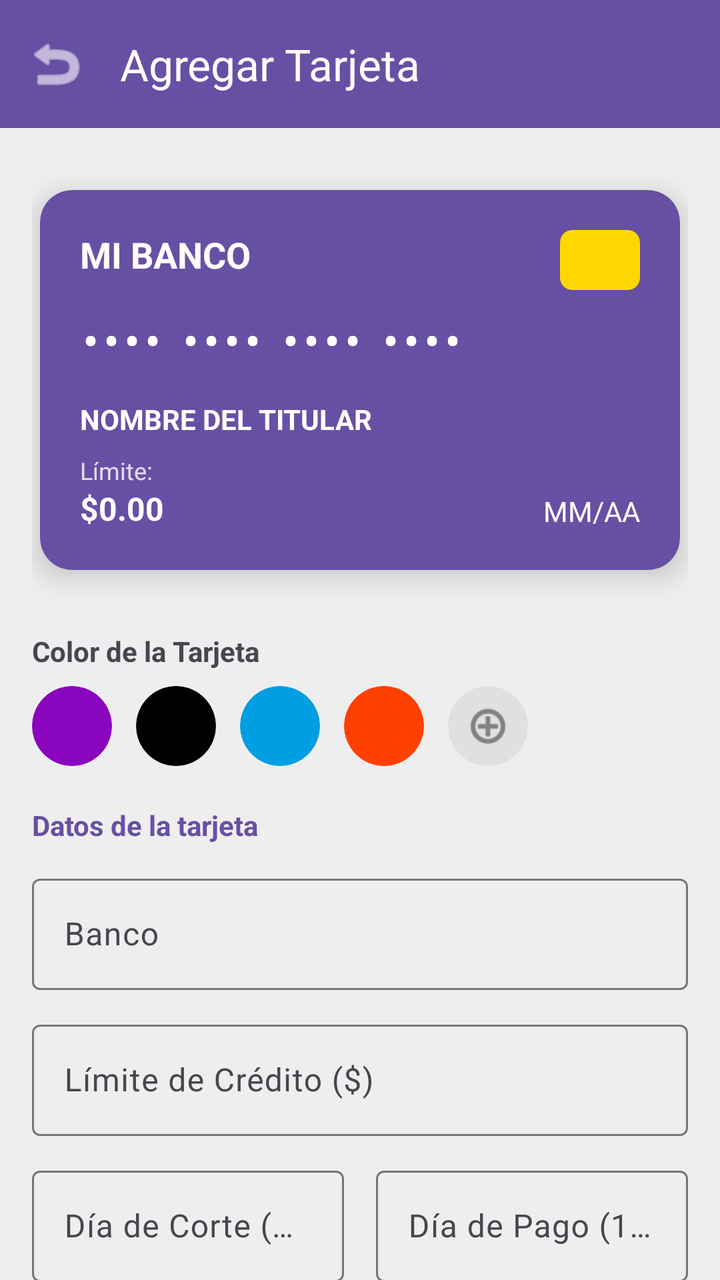
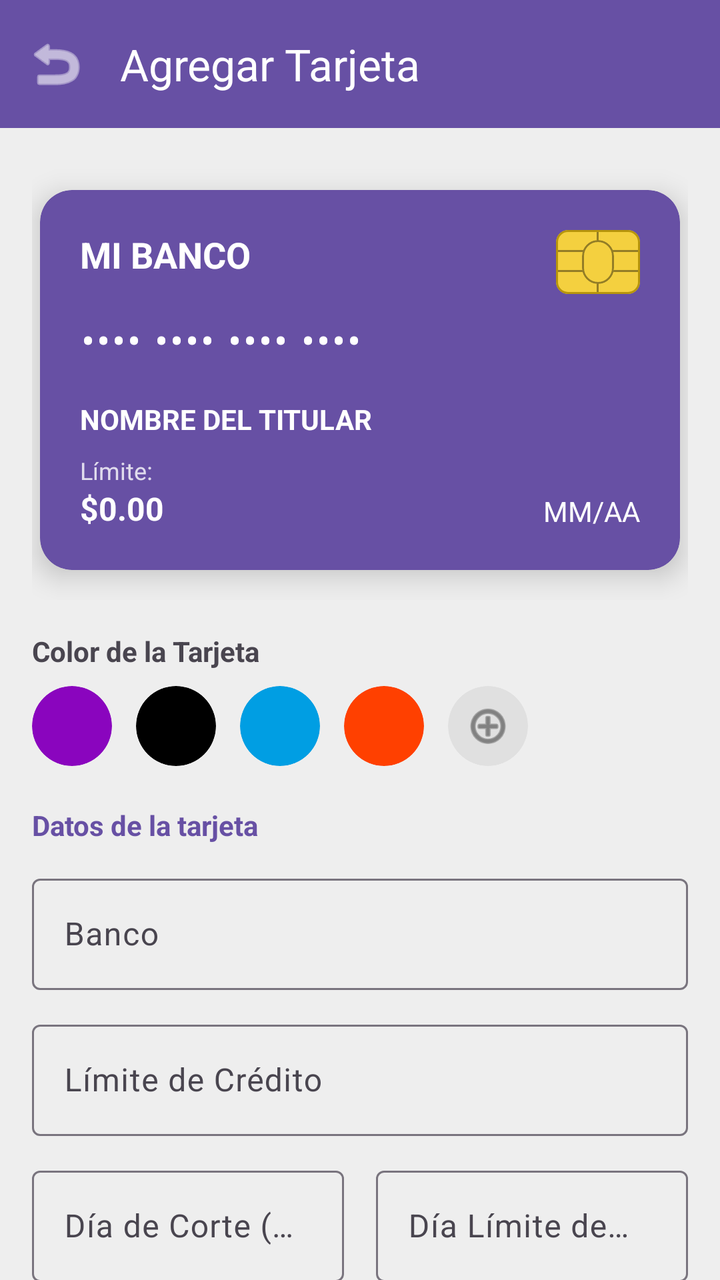

Compare the two renders of this Android layout. The source of the first and the diff that turns it into the second are given below.
<!-- AndroidManifest.xml: application theme Theme.CreditSync -->
<!-- res/layout/activity_add_tarjeta.xml -->
<?xml version="1.0" encoding="utf-8"?>
<LinearLayout
    xmlns:android="http://schemas.android.com/apk/res/android"
    xmlns:app="http://schemas.android.com/apk/res-auto"
    xmlns:tools="http://schemas.android.com/tools"
    android:layout_width="match_parent"
    android:layout_height="match_parent"
    android:orientation="vertical"
    android:background="?attr/colorSurface">

    <com.google.android.material.appbar.MaterialToolbar
        android:id="@+id/toolbarAdd"
        android:layout_width="match_parent"
        android:layout_height="?attr/actionBarSize"
        android:background="?attr/colorPrimary"
        app:titleTextColor="?attr/colorOnPrimary"
        app:navigationIcon="@android:drawable/ic_menu_revert"
        app:navigationIconTint="?attr/colorOnPrimary"
        app:title="Agregar Tarjeta" />

    
    <LinearLayout
        android:layout_width="match_parent"
        android:layout_height="wrap_content"
        android:orientation="vertical"
        android:padding="16dp">

        
        <FrameLayout
            android:layout_width="match_parent"
            android:layout_height="220dp"
            android:layout_marginBottom="16dp">

            
            <com.google.android.material.card.MaterialCardView
                android:id="@+id/cardFrente"
                android:layout_width="320dp"
                android:layout_height="190dp"
                android:layout_gravity="center"
                app:cardBackgroundColor="?attr/colorPrimary"
                app:cardCornerRadius="16dp"
                app:cardElevation="8dp"
                app:strokeWidth="0dp">

                <androidx.constraintlayout.widget.ConstraintLayout
                    android:layout_width="match_parent"
                    android:layout_height="match_parent"
                    android:padding="20dp">

                    <TextView
                        android:id="@+id/tvPreviewBanco"
                        android:layout_width="wrap_content"
                        android:layout_height="wrap_content"
                        android:text="MI BANCO"
                        android:textColor="#FFFFFF"
                        android:textSize="18sp"
                        android:textStyle="bold"
                        app:layout_constraintStart_toStartOf="parent"
                        app:layout_constraintTop_toTopOf="parent" />

                    <com.google.android.material.card.MaterialCardView
                        android:layout_width="40dp"
                        android:layout_height="30dp"
                        app:cardBackgroundColor="#FFD700"
                        app:cardCornerRadius="6dp"
                        app:strokeWidth="0dp"
                        app:layout_constraintEnd_toEndOf="parent"
                        app:layout_constraintTop_toTopOf="parent" />

                    <TextView
                        android:id="@+id/tvPreviewNumero"
                        android:layout_width="match_parent"
                        android:layout_height="wrap_content"
                        android:text="•••• •••• •••• ••••"
                        android:textColor="#FFFFFF"
                        android:textSize="24sp"
                        android:letterSpacing="0.1"
                        app:layout_constraintBottom_toTopOf="@+id/tvPreviewNombre"
                        app:layout_constraintTop_toBottomOf="@+id/tvPreviewBanco" />

                    <TextView
                        android:id="@+id/tvPreviewNombre"
                        android:layout_width="wrap_content"
                        android:layout_height="wrap_content"
                        android:text="NOMBRE DEL TITULAR"
                        android:textColor="#FFFFFF"
                        android:textStyle="bold"
                        android:textAllCaps="true"
                        android:layout_marginBottom="8dp"
                        app:layout_constraintBottom_toTopOf="@+id/tvPreviewLimiteEtiqueta"
                        app:layout_constraintStart_toStartOf="parent" />

                    
                    <TextView
                        android:id="@+id/tvPreviewLimiteEtiqueta"
                        android:layout_width="wrap_content"
                        android:layout_height="wrap_content"
                        android:text="Límite:"
                        android:textColor="#FFFFFF"
                        android:textSize="12sp"
                        android:alpha="0.8"
                        app:layout_constraintBottom_toTopOf="@+id/tvPreviewLimiteValor"
                        app:layout_constraintStart_toStartOf="parent" />

                    <TextView
                        android:id="@+id/tvPreviewLimiteValor"
                        android:layout_width="wrap_content"
                        android:layout_height="wrap_content"
                        android:text="$0.00"
                        android:textColor="#FFFFFF"
                        android:textSize="16sp"
                        android:textStyle="bold"
                        app:layout_constraintBottom_toBottomOf="parent"
                        app:layout_constraintStart_toStartOf="parent" />

                    <TextView
                        android:id="@+id/tvPreviewFecha"
                        android:layout_width="wrap_content"
                        android:layout_height="wrap_content"
                        android:text="MM/AA"
                        android:textColor="#FFFFFF"
                        app:layout_constraintBottom_toBottomOf="parent"
                        app:layout_constraintEnd_toEndOf="parent" />
                </androidx.constraintlayout.widget.ConstraintLayout>
            </com.google.android.material.card.MaterialCardView>

            
            <com.google.android.material.card.MaterialCardView
                android:id="@+id/cardAtras"
                android:layout_width="320dp"
                android:layout_height="190dp"
                android:layout_gravity="center"
                android:visibility="gone"
                app:cardBackgroundColor="?attr/colorPrimary"
                app:cardCornerRadius="16dp"
                app:cardElevation="8dp"
                app:strokeWidth="0dp">

                <LinearLayout
                    android:layout_width="match_parent"
                    android:layout_height="match_parent"
                    android:orientation="vertical"
                    android:paddingTop="24dp">

                    <View android:layout_width="match_parent" android:layout_height="40dp" android:background="#222222" />

                    <LinearLayout
                        android:layout_width="match_parent"
                        android:layout_height="40dp"
                        android:layout_marginTop="16dp"
                        android:layout_marginHorizontal="16dp"
                        android:background="#DDDDDD"
                        android:gravity="center_vertical|end"
                        android:paddingEnd="12dp">

                        <TextView
                            android:id="@+id/tvPreviewCvc"
                            android:layout_width="wrap_content"
                            android:layout_height="wrap_content"
                            android:text="•••"
                            android:textColor="#000000"
                            android:textStyle="bold"
                            android:textSize="18sp" />
                    </LinearLayout>
                </LinearLayout>
            </com.google.android.material.card.MaterialCardView>
        </FrameLayout>

        <TextView
            android:layout_width="wrap_content"
            android:layout_height="wrap_content"
            android:text="Color de la Tarjeta"
            android:textStyle="bold"
            android:layout_marginBottom="8dp"/>

        <HorizontalScrollView
            android:layout_width="match_parent"
            android:layout_height="wrap_content"
            android:scrollbars="none">
            <LinearLayout
                android:layout_width="wrap_content"
                android:layout_height="wrap_content"
                android:orientation="horizontal"
                android:gravity="center_vertical"
                android:paddingBottom="4dp">
                <com.google.android.material.card.MaterialCardView android:id="@+id/colorNu" android:layout_width="40dp" android:layout_height="40dp" android:layout_marginEnd="12dp" app:cardBackgroundColor="#8A05BE" app:cardCornerRadius="20dp" app:strokeWidth="0dp"/>
                <com.google.android.material.card.MaterialCardView android:id="@+id/colorKlar" android:layout_width="40dp" android:layout_height="40dp" android:layout_marginEnd="12dp" app:cardBackgroundColor="#000000" app:cardCornerRadius="20dp" app:strokeWidth="0dp"/>
                <com.google.android.material.card.MaterialCardView android:id="@+id/colorMp" android:layout_width="40dp" android:layout_height="40dp" android:layout_marginEnd="12dp" app:cardBackgroundColor="#009EE3" app:cardCornerRadius="20dp" app:strokeWidth="0dp"/>
                <com.google.android.material.card.MaterialCardView android:id="@+id/colorRappi" android:layout_width="40dp" android:layout_height="40dp" android:layout_marginEnd="12dp" app:cardBackgroundColor="#FF4000" app:cardCornerRadius="20dp" app:strokeWidth="0dp"/>

                
                <com.google.android.material.card.MaterialCardView
                    android:id="@+id/btnColorCustom"
                    android:layout_width="40dp"
                    android:layout_height="40dp"
                    android:layout_marginEnd="12dp"
                    app:cardBackgroundColor="#E0E0E0"
                    app:cardCornerRadius="20dp"
                    app:strokeWidth="0dp">
                    <ImageView
                        android:layout_width="24dp"
                        android:layout_height="24dp"
                        android:layout_gravity="center"
                        android:src="@android:drawable/ic_menu_add"
                        app:tint="#424242" />
                </com.google.android.material.card.MaterialCardView>
            </LinearLayout>
        </HorizontalScrollView>
    </LinearLayout>

    
    <ScrollView
        android:layout_width="match_parent"
        android:layout_height="0dp"
        android:layout_weight="1"
        android:scrollbars="none"
        android:clipToPadding="false">

        <LinearLayout
            android:layout_width="match_parent"
            android:layout_height="wrap_content"
            android:orientation="vertical"
            android:paddingHorizontal="16dp"
            android:paddingBottom="24dp">

            <TextView
                android:layout_width="wrap_content"
                android:layout_height="wrap_content"
                android:text="Datos de la tarjeta"
                android:textStyle="bold"
                android:textColor="?attr/colorPrimary"
                android:layout_marginBottom="12dp"/>

            <com.google.android.material.textfield.TextInputLayout
                android:layout_width="match_parent"
                android:layout_height="wrap_content"
                android:hint="Banco"
                android:layout_marginBottom="12dp">
                <com.google.android.material.textfield.TextInputEditText
                    android:id="@+id/etBanco"
                    android:layout_width="match_parent"
                    android:layout_height="wrap_content"
                    android:inputType="textCapWords" />
            </com.google.android.material.textfield.TextInputLayout>

            <com.google.android.material.textfield.TextInputLayout
                android:layout_width="match_parent"
                android:layout_height="wrap_content"
                android:hint="Límite de Crédito ($)"
                android:layout_marginBottom="12dp">
                <com.google.android.material.textfield.TextInputEditText
                    android:id="@+id/etLimite"
                    android:layout_width="match_parent"
                    android:layout_height="wrap_content"
                    android:inputType="numberDecimal" />
            </com.google.android.material.textfield.TextInputLayout>

            <LinearLayout
                android:layout_width="match_parent"
                android:layout_height="wrap_content"
                android:orientation="horizontal"
                android:layout_marginBottom="24dp">
                <com.google.android.material.textfield.TextInputLayout
                    android:layout_width="0dp"
                    android:layout_height="wrap_content"
                    android:layout_weight="1"
                    android:hint="Día de Corte (1-31)"
                    android:layout_marginEnd="8dp">
                    <com.google.android.material.textfield.TextInputEditText
                        android:id="@+id/etDiaCorte"
                        android:layout_width="match_parent"
                        android:layout_height="wrap_content"
                        android:inputType="number"
                        android:maxLength="2" />
                </com.google.android.material.textfield.TextInputLayout>
                <com.google.android.material.textfield.TextInputLayout
                    android:layout_width="0dp"
                    android:layout_height="wrap_content"
                    android:layout_weight="1"
                    android:hint="Día de Pago (1-31)"
                    android:layout_marginStart="8dp">
                    <com.google.android.material.textfield.TextInputEditText
                        android:id="@+id/etDiaPago"
                        android:layout_width="match_parent"
                        android:layout_height="wrap_content"
                        android:inputType="number"
                        android:maxLength="2" />
                </com.google.android.material.textfield.TextInputLayout>
            </LinearLayout>

            <View android:layout_width="match_parent" android:layout_height="1dp" android:background="#33888888" android:layout_marginBottom="16dp"/>

            <com.google.android.material.textfield.TextInputLayout
                android:layout_width="match_parent"
                android:layout_height="wrap_content"
                android:hint="Número de Tarjeta"
                android:layout_marginBottom="12dp">
                <com.google.android.material.textfield.TextInputEditText
                    android:id="@+id/etNumero"
                    android:layout_width="match_parent"
                    android:layout_height="wrap_content"
                    android:inputType="number"
                    android:maxLength="16" />
            </com.google.android.material.textfield.TextInputLayout>

            <com.google.android.material.textfield.TextInputLayout
                android:layout_width="match_parent"
                android:layout_height="wrap_content"
                android:hint="Nombre del Titular"
                android:layout_marginBottom="12dp">
                <com.google.android.material.textfield.TextInputEditText
                    android:id="@+id/etNombre"
                    android:layout_width="match_parent"
                    android:layout_height="wrap_content"
                    android:inputType="textCapCharacters" />
            </com.google.android.material.textfield.TextInputLayout>

            <LinearLayout
                android:layout_width="match_parent"
                android:layout_height="wrap_content"
                android:orientation="horizontal"
                android:layout_marginBottom="24dp">
                <com.google.android.material.textfield.TextInputLayout
                    android:layout_width="0dp"
                    android:layout_height="wrap_content"
                    android:layout_weight="1"
                    android:hint="Vencimiento (MM/AA)"
                    android:layout_marginEnd="8dp">
                    <com.google.android.material.textfield.TextInputEditText
                        android:id="@+id/etFecha"
                        android:layout_width="match_parent"
                        android:layout_height="wrap_content"
                        android:inputType="number"
                        android:maxLength="5" />
                </com.google.android.material.textfield.TextInputLayout>
                <com.google.android.material.textfield.TextInputLayout
                    android:layout_width="0dp"
                    android:layout_height="wrap_content"
                    android:layout_weight="1"
                    android:hint="CVC"
                    android:layout_marginStart="8dp">
                    <com.google.android.material.textfield.TextInputEditText
                        android:id="@+id/etCvc"
                        android:layout_width="match_parent"
                        android:layout_height="wrap_content"
                        android:inputType="numberPassword"
                        android:maxLength="4" />
                </com.google.android.material.textfield.TextInputLayout>
            </LinearLayout>

            <com.google.android.material.button.MaterialButton
                android:id="@+id/btnGuardar"
                android:layout_width="match_parent"
                android:layout_height="wrap_content"
                android:text="Guardar Tarjeta"
                android:padding="12dp" />

        </LinearLayout>
    </ScrollView>
</LinearLayout>
<!-- resources referenced by this layout -->
<resources>
  <style name="Theme.CreditSync" parent="Base.Theme.CreditSync" />
  <style name="Base.Theme.CreditSync" parent="Theme.Material3.DayNight.NoActionBar">
          
          <item name="colorPrimary">@color/md_theme_light_primary</item>
          <item name="colorOnPrimary">@color/md_theme_light_onPrimary</item>
          
          <item name="android:colorBackground">@color/md_theme_light_background</item>
          <item name="colorSurface">@color/md_theme_light_surface</item>
      </style>
  <color name="md_theme_light_primary">#6750A4</color>
  <color name="md_theme_light_onPrimary">#FFFFFF</color>
  <color name="md_theme_light_background">#FDFBFF</color>
  <color name="md_theme_light_surface">#EEEEEE</color>
</resources>

<!-- the commit's change to res/layout/activity_add_tarjeta.xml (unified diff, before → after) -->
@@ -25,13 +25,11 @@
         android:orientation="vertical"
         android:padding="16dp">
 
-        
         <FrameLayout
             android:layout_width="match_parent"
             android:layout_height="220dp"
             android:layout_marginBottom="16dp">
 
-            
             <com.google.android.material.card.MaterialCardView
                 android:id="@+id/cardFrente"
                 android:layout_width="320dp"
@@ -59,13 +57,30 @@
                         app:layout_constraintTop_toTopOf="parent" />
 
                     <com.google.android.material.card.MaterialCardView
-                        android:layout_width="40dp"
-                        android:layout_height="30dp"
-                        app:cardBackgroundColor="#FFD700"
+                        android:layout_width="42dp"
+                        android:layout_height="32dp"
+                        app:cardBackgroundColor="#F4D03F"
                         app:cardCornerRadius="6dp"
-                        app:strokeWidth="0dp"
+                        app:strokeWidth="1dp"
+                        app:strokeColor="#B7950B"
                         app:layout_constraintEnd_toEndOf="parent"
-                        app:layout_constraintTop_toTopOf="parent" />
+                        app:layout_constraintTop_toTopOf="parent">
+                        <RelativeLayout
+                            android:layout_width="match_parent"
+                            android:layout_height="match_parent">
+                            <View android:layout_width="match_parent" android:layout_height="1dp" android:background="#66000000" android:layout_marginTop="10dp" />
+                            <View android:layout_width="match_parent" android:layout_height="1dp" android:background="#66000000" android:layout_marginTop="20dp" />
+                            <View android:layout_width="1dp" android:layout_height="match_parent" android:background="#66000000" android:layout_centerHorizontal="true" />
+                            <com.google.android.material.card.MaterialCardView
+                                android:layout_width="16dp"
+                                android:layout_height="22dp"
+                                android:layout_centerInParent="true"
+                                app:cardBackgroundColor="#F4D03F"
+                                app:strokeWidth="1dp"
+                                app:strokeColor="#66000000"
+                                app:cardCornerRadius="8dp" />
+                        </RelativeLayout>
+                    </com.google.android.material.card.MaterialCardView>
 
                     <TextView
                         android:id="@+id/tvPreviewNumero"
@@ -73,8 +88,8 @@
                         android:layout_height="wrap_content"
                         android:text="•••• •••• •••• ••••"
                         android:textColor="#FFFFFF"
-                        android:textSize="24sp"
-                        android:letterSpacing="0.1"
+                        android:textSize="20sp"
+                        android:letterSpacing="0.05"
                         app:layout_constraintBottom_toTopOf="@+id/tvPreviewNombre"
                         app:layout_constraintTop_toBottomOf="@+id/tvPreviewBanco" />
 
@@ -90,7 +105,6 @@
                         app:layout_constraintBottom_toTopOf="@+id/tvPreviewLimiteEtiqueta"
                         app:layout_constraintStart_toStartOf="parent" />
 
-                    
                     <TextView
                         android:id="@+id/tvPreviewLimiteEtiqueta"
                         android:layout_width="wrap_content"
@@ -124,7 +138,6 @@
                 </androidx.constraintlayout.widget.ConstraintLayout>
             </com.google.android.material.card.MaterialCardView>
 
-            
             <com.google.android.material.card.MaterialCardView
                 android:id="@+id/cardAtras"
                 android:layout_width="320dp"
@@ -135,15 +148,12 @@
                 app:cardCornerRadius="16dp"
                 app:cardElevation="8dp"
                 app:strokeWidth="0dp">
-
                 <LinearLayout
                     android:layout_width="match_parent"
                     android:layout_height="match_parent"
                     android:orientation="vertical"
                     android:paddingTop="24dp">
-
                     <View android:layout_width="match_parent" android:layout_height="40dp" android:background="#222222" />
-
                     <LinearLayout
                         android:layout_width="match_parent"
                         android:layout_height="40dp"
@@ -152,7 +162,6 @@
                         android:background="#DDDDDD"
                         android:gravity="center_vertical|end"
                         android:paddingEnd="12dp">
-
                         <TextView
                             android:id="@+id/tvPreviewCvc"
                             android:layout_width="wrap_content"
@@ -187,8 +196,6 @@
                 <com.google.android.material.card.MaterialCardView android:id="@+id/colorKlar" android:layout_width="40dp" android:layout_height="40dp" android:layout_marginEnd="12dp" app:cardBackgroundColor="#000000" app:cardCornerRadius="20dp" app:strokeWidth="0dp"/>
                 <com.google.android.material.card.MaterialCardView android:id="@+id/colorMp" android:layout_width="40dp" android:layout_height="40dp" android:layout_marginEnd="12dp" app:cardBackgroundColor="#009EE3" app:cardCornerRadius="20dp" app:strokeWidth="0dp"/>
                 <com.google.android.material.card.MaterialCardView android:id="@+id/colorRappi" android:layout_width="40dp" android:layout_height="40dp" android:layout_marginEnd="12dp" app:cardBackgroundColor="#FF4000" app:cardCornerRadius="20dp" app:strokeWidth="0dp"/>
-
-                
                 <com.google.android.material.card.MaterialCardView
                     android:id="@+id/btnColorCustom"
                     android:layout_width="40dp"
@@ -221,7 +228,7 @@
             android:layout_height="wrap_content"
             android:orientation="vertical"
             android:paddingHorizontal="16dp"
-            android:paddingBottom="24dp">
+            android:paddingBottom="16dp">
 
             <TextView
                 android:layout_width="wrap_content"
@@ -246,13 +253,14 @@
             <com.google.android.material.textfield.TextInputLayout
                 android:layout_width="match_parent"
                 android:layout_height="wrap_content"
-                android:hint="Límite de Crédito ($)"
+                android:hint="Límite de Crédito"
                 android:layout_marginBottom="12dp">
+                
                 <com.google.android.material.textfield.TextInputEditText
                     android:id="@+id/etLimite"
                     android:layout_width="match_parent"
                     android:layout_height="wrap_content"
-                    android:inputType="numberDecimal" />
+                    android:inputType="number" />
             </com.google.android.material.textfield.TextInputLayout>
 
             <LinearLayout
@@ -264,7 +272,7 @@
                     android:layout_width="0dp"
                     android:layout_height="wrap_content"
                     android:layout_weight="1"
-                    android:hint="Día de Corte (1-31)"
+                    android:hint="Día de Corte (Ej. 15)"
                     android:layout_marginEnd="8dp">
                     <com.google.android.material.textfield.TextInputEditText
                         android:id="@+id/etDiaCorte"
@@ -277,7 +285,7 @@
                     android:layout_width="0dp"
                     android:layout_height="wrap_content"
                     android:layout_weight="1"
-                    android:hint="Día de Pago (1-31)"
+                    android:hint="Día Límite de Pago (Ej. 5)"
                     android:layout_marginStart="8dp">
                     <com.google.android.material.textfield.TextInputEditText
                         android:id="@+id/etDiaPago"
